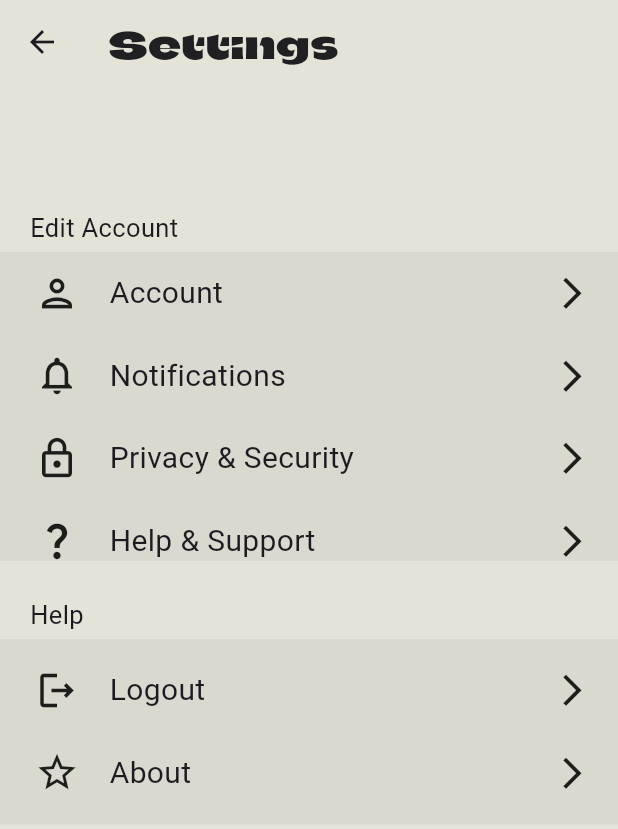
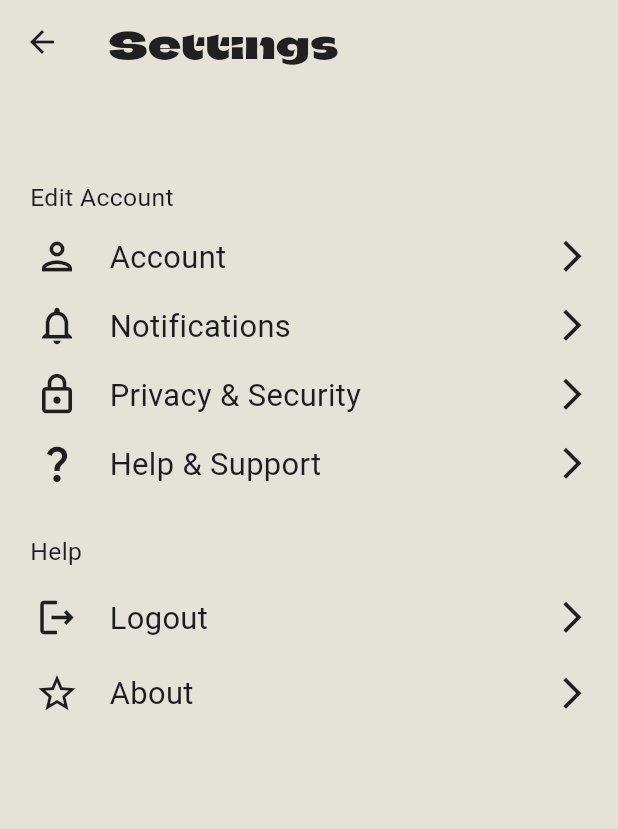
Before and after one commit to DutchVandaline/Pequod, a Flutter app: the SettingsScreen screen opened directly, on a phone screen of 412 x 824 dp. Shown: the top 829 px of the screen. Run offline on Flutter 3.47's test engine with Material 3 defaults, Android fonts, the phone set to English and light mode, and no system bars; our stand-ins replace camera, google_generative_ai, marquee, shared_preferences; missing offline and left inert: flame, flame_forge2d; accounts and stored records are empty; network calls fail.

Commit message:
added few modifications

```diff
--- a/lib/Screens/SettingsScreen.dart
+++ b/lib/Screens/SettingsScreen.dart
@@ -23,20 +23,18 @@ class SettingsScreen extends StatelessWidget {
           crossAxisAlignment: CrossAxisAlignment.start,
           children: [
             const SizedBox(
-              height: 80.0,
+              height: 60.0,
             ),
-            const Padding(
-              padding: EdgeInsets.symmetric(vertical: 4.0, horizontal: 20.0),
+            Padding(
+              padding:
+                  const EdgeInsets.symmetric(vertical: 4.0, horizontal: 20.0),
               child: Text(
                 "Edit Account",
-                style: TextStyle(fontSize: 17.0),
+                style: TextStyle(
+                    fontSize: MediaQuery.of(context).size.width * 0.04),
               ),
             ),
-            Container(
-              height: MediaQuery.of(context).size.height * 0.25,
-              width: MediaQuery.of(context).size.width,
-              color: Theme.of(context).canvasColor.withOpacity(0.1),
-              child: Column(
+            Column(
               mainAxisAlignment: MainAxisAlignment.center,
               crossAxisAlignment: CrossAxisAlignment.start,
               children: [
@@ -62,22 +60,17 @@ class SettingsScreen extends StatelessWidget {
                 ),
               ],
             ),
-            ),
             const SizedBox(
               height: 20.0,
             ),
-            const Padding(
-              padding: EdgeInsets.symmetric(vertical: 4.0, horizontal: 20.0),
-              child: Text(
-                "Help",
-                style: TextStyle(fontSize: 17.0),
+            Padding(
+              padding:
+                  const EdgeInsets.symmetric(vertical: 4.0, horizontal: 20.0),
+              child: Text("Help",
+                  style: TextStyle(
+                      fontSize: MediaQuery.of(context).size.width * 0.04)),
             ),
-            ),
-            Container(
-              height: MediaQuery.of(context).size.height * 0.15,
-              width: MediaQuery.of(context).size.width,
-              color: Theme.of(context).canvasColor.withOpacity(0.1),
-              child: Column(
+            Column(
               mainAxisAlignment: MainAxisAlignment.center,
               crossAxisAlignment: CrossAxisAlignment.start,
               children: [
@@ -88,8 +81,8 @@ class SettingsScreen extends StatelessWidget {
                   child: Container(
                     width: MediaQuery.of(context).size.width,
                     height: 55.0,
-                      child: const Padding(
-                        padding: EdgeInsets.all(8.0),
+                    child: Padding(
+                      padding: const EdgeInsets.all(8.0),
                       child: Row(
                         mainAxisAlignment: MainAxisAlignment.spaceBetween,
                         crossAxisAlignment: CrossAxisAlignment.center,
@@ -98,21 +91,22 @@ class SettingsScreen extends StatelessWidget {
                             mainAxisAlignment: MainAxisAlignment.start,
                             crossAxisAlignment: CrossAxisAlignment.center,
                             children: [
-                                SizedBox(
+                              const SizedBox(
                                 width: 15.0,
                               ),
-                                Icon(
+                              const Icon(
                                 Icons.logout_outlined,
                                 size: 30.0,
                               ),
-                                SizedBox(width: 20.0),
-                                Text(
-                                  "Logout",
-                                  style: TextStyle(fontSize: 20.0),
-                                ),
+                              const SizedBox(width: 20.0),
+                              Text("Logout",
+                                  style: TextStyle(
+                                      fontSize:
+                                          MediaQuery.of(context).size.width *
+                                              0.05)),
                             ],
                           ),
-                            Padding(
+                          const Padding(
                             padding: EdgeInsets.only(right: 10.0),
                             child: Icon(
                               Icons.arrow_forward_ios_outlined,
@@ -130,7 +124,6 @@ class SettingsScreen extends StatelessWidget {
                   nextScreen: const SettingsScreen(),
                 ),
               ],
-              ),
             ),
           ],
         ));
--- a/lib/Screens/ShopScreen.dart
+++ b/lib/Screens/ShopScreen.dart
@@ -170,6 +170,7 @@ class _ShopScreenState extends State<ShopScreen> {
                         inputImage: shopData[index]['description'],
                         inputDetail:
                             "+ ${shopData[index]['receive_time'].toString()}",
+                        inputId: shopData[index]['id'],
                         //gridItems[index]['detail']!
                       );
                     }
--- a/lib/Screens/VerificationPreviewScreen.dart
+++ b/lib/Screens/VerificationPreviewScreen.dart
@@ -55,7 +55,7 @@ class _VerificationPreviewScreenState extends State<VerificationPreviewScreen> {
             padding: EdgeInsets.all(8.0),
             child: Center(
                 child: Text(
-                  "Image will be analysed by Gemini AI wheather it matches the habit.",
+                  "Image will be analysed by AI wheather it matches the habit.",
                   textAlign: TextAlign.center,
                   style: TextStyle(fontSize: 16.0, color: Colors.white),
                 )),
@@ -65,7 +65,7 @@ class _VerificationPreviewScreenState extends State<VerificationPreviewScreen> {
             child: GestureDetector(
               onTap: () {
                 Navigator.push(context, MaterialPageRoute(builder: (context) =>
-                    AnalysisScreen(habitName:widget.habitName, imagePath: widget.imagePath,)));
+                    AnalysisScreen(habitName:widget.habitName, habitId: widget.habitId, imagePath: widget.imagePath,)));
               },
               child: Container(
                 width: MediaQuery
--- a/lib/Theme/DarkTheme.dart
+++ b/lib/Theme/DarkTheme.dart
@@ -9,7 +9,8 @@ class DarkTheme {
           canvasColor: Color(0xFF2e2e33),
           scaffoldBackgroundColor: Color(0xFF202023),
           hoverColor: Color(0xFF2c3a47),
-          primaryColorDark: Color(0xFF2e2e33)
+          primaryColorDark: Color(0xFF2e2e33),
+          cardColor: Color(0xFF2e2e33),
       );
 
 }
--- a/lib/Theme/LightTheme.dart
+++ b/lib/Theme/LightTheme.dart
@@ -8,6 +8,8 @@ class LightTheme {
       canvasColor: Color(0xFF708387),
       primaryColorLight: Color(0xFF202023),
       hoverColor: Color(0xFFf5f6f6),
-      primaryColorDark: Colors.white
+      primaryColorDark: Colors.white,
+      cardColor: Colors.white
+
   );
 }
--- a/lib/Widgets/SettingsWidget.dart
+++ b/lib/Widgets/SettingsWidget.dart
@@ -23,9 +23,6 @@ class _SettingsWidgetState extends State<SettingsWidget> {
         Navigator.push(context,
             MaterialPageRoute(builder: (context) => widget.nextScreen));
       },
-      child: Container(
-        width: MediaQuery.of(context).size.width,
-        height: 55.0,
       child: Padding(
         padding: const EdgeInsets.all(8.0),
         child: Row(
@@ -36,9 +33,7 @@ class _SettingsWidgetState extends State<SettingsWidget> {
               mainAxisAlignment: MainAxisAlignment.start,
               crossAxisAlignment: CrossAxisAlignment.center,
               children: [
-                  SizedBox(
-                    width: 15.0,
-                  ),
+                const SizedBox(width: 15.0),
                 Icon(
                   widget.inputicon,
                   size: 30.0,
@@ -46,7 +41,7 @@ class _SettingsWidgetState extends State<SettingsWidget> {
                 const SizedBox(width: 20.0),
                 Text(
                   widget.inputTitle,
-                    style: const TextStyle(fontSize: 20.0),
+                    style: TextStyle(fontSize: MediaQuery.of(context).size.width * 0.05)
                 ),
               ],
             ),
@@ -60,7 +55,6 @@ class _SettingsWidgetState extends State<SettingsWidget> {
           ],
         ),
       ),
-      ),
     );
   }
 }
```
Also changed, not shown: lib/API/ApiServices.dart (+39 -3 lines), lib/Constants/HabitRecommendation.dart (+9 -9 lines), lib/Screens/AddHabitScreen.dart (+5 -4 lines), lib/Screens/AnalysisScreen.dart (+19 -7 lines), lib/Screens/HabitScreen.dart (+17 -7 lines), lib/Screens/HomeScreen.dart (+4 -4 lines), lib/Theme/LandTheme.dart (deleted, +0 -21 lines), lib/Theme/SeaTheme.dart (deleted, +0 -22 lines), lib/Widgets/ShopScreenWidget.dart (+41 -2 lines). Lines whose indentation alone changed are shown as unchanged.
